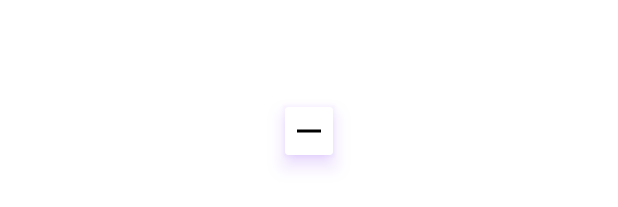
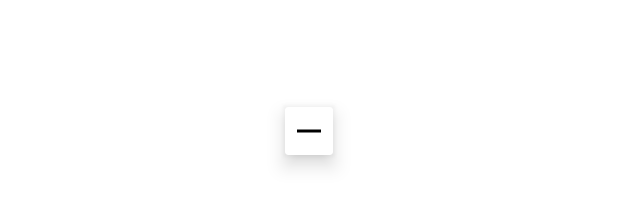
Before and after one commit to Rfed0r0v/Canvas, an Android app: the layout item_tools.xml on its own in the app's theme, with its tools: preview values and no code run, on a phone screen of 412 x 824 dp. Shown: the part 487-694 px from the top of the screen. Run offline under Robolectric (Android 15) with nearby library versions, the phone set to English and light mode, and no system bars.

Commit message:
homework-1

```diff
--- a/app/src/main/java/com/example/canvas/MainActivity.kt
+++ b/app/src/main/java/com/example/canvas/MainActivity.kt
@@ -16,10 +16,7 @@ class MainActivity : AppCompatActivity() {
     }
 
     private val viewModel: CanvasViewModel by viewModel()
-
-
     private var toolsList: List<ToolsLayout> = listOf()
-
     private val paletteLayout: ToolsLayout by lazy { findViewById(R.id.paletteLayout) }
     private val toolsLayout: ToolsLayout by lazy { findViewById(R.id.toolsLayout) }
     private val sizeLayout: ToolsLayout by lazy { findViewById(R.id.sizeLayout) }
@@ -31,7 +28,6 @@ class MainActivity : AppCompatActivity() {
     override fun onCreate(savedInstanceState: Bundle?) {
         super.onCreate(savedInstanceState)
         setContentView(R.layout.activity_main)
-
 
         toolsList = listOf(paletteLayout, sizeLayout, toolsLayout)
         viewModel.viewState.observe(this, ::render)
@@ -56,7 +52,6 @@ class MainActivity : AppCompatActivity() {
         }
     }
 
-
     private fun render(viewState: ViewState) {
         with(toolsList[PALETTE_VIEW]) {
             render(viewState.colorList)
@@ -73,6 +68,5 @@ class MainActivity : AppCompatActivity() {
             isVisible = viewState.isToolsVisible
         }
         drawView.render(viewState.canvasViewState)
-
     }
 }
--- a/app/src/main/java/com/example/canvas/base/BaseViewModel.kt
+++ b/app/src/main/java/com/example/canvas/base/BaseViewModel.kt
@@ -8,7 +8,6 @@ abstract class BaseViewModel<VIEW_STATE> : ViewModel() {
     val viewState: MutableLiveData<VIEW_STATE> by lazy { MutableLiveData(initialViewState()) }
 
     abstract fun initialViewState(): VIEW_STATE
-
     abstract fun reduce(event: Event, previousState: VIEW_STATE): VIEW_STATE?
 
     fun processUiEvent(event: Event) {
--- a/app/src/main/java/com/example/canvas/data/SIZE.kt
+++ b/app/src/main/java/com/example/canvas/data/SIZE.kt
@@ -5,9 +5,7 @@ enum class SIZE(
 ) {
     SMALL(4),
     MEDIUM(16),
-    LARGE(32),
-    EXTRA_LARGE(64),
-    MEGA (128);
+    LARGE(32);
 
     companion object {
         private val map = values().associateBy(SIZE::value)
--- a/app/src/main/res/layout/item_tools.xml
+++ b/app/src/main/res/layout/item_tools.xml
@@ -5,10 +5,7 @@
     android:layout_height="32dp"
     android:layout_gravity="clip_horizontal|center|center_horizontal|center_vertical"
     android:layout_margin="8dp"
-    android:outlineAmbientShadowColor="@color/purple_500"
-    android:outlineSpotShadowColor="@color/purple_500"
     app:cardElevation="8dp">
-
 
     <ImageView
         android:id="@+id/ivTool"
@@ -26,6 +23,6 @@
         android:layout_gravity="center"
         android:gravity="center"
         android:textColor="@color/black"
-        android:visibility="visible" />
+         />
 
 </androidx.cardview.widget.CardView>
--- a/app/src/main/res/layout/layout_tools.xml
+++ b/app/src/main/res/layout/layout_tools.xml
@@ -1,5 +1,4 @@
 <?xml version="1.0" encoding="utf-8"?>
-
 
 <com.example.canvas.ToolsLayout xmlns:android="http://schemas.android.com/apk/res/android"
     android:layout_width="match_parent"
@@ -11,7 +10,7 @@
         android:layout_width="match_parent"
         android:layout_height="60dp"
         android:layout_gravity="center|center_horizontal|center_vertical"
-android:foregroundGravity="center">
+        android:foregroundGravity="center">
 
     </androidx.recyclerview.widget.RecyclerView>
 
```
Also changed, not shown: app/src/main/java/com/example/canvas/ToolsLayout.kt (+4 -6 lines), app/src/main/java/com/example/canvas/ui/CanvasViewModel.kt (+2 -6 lines).
